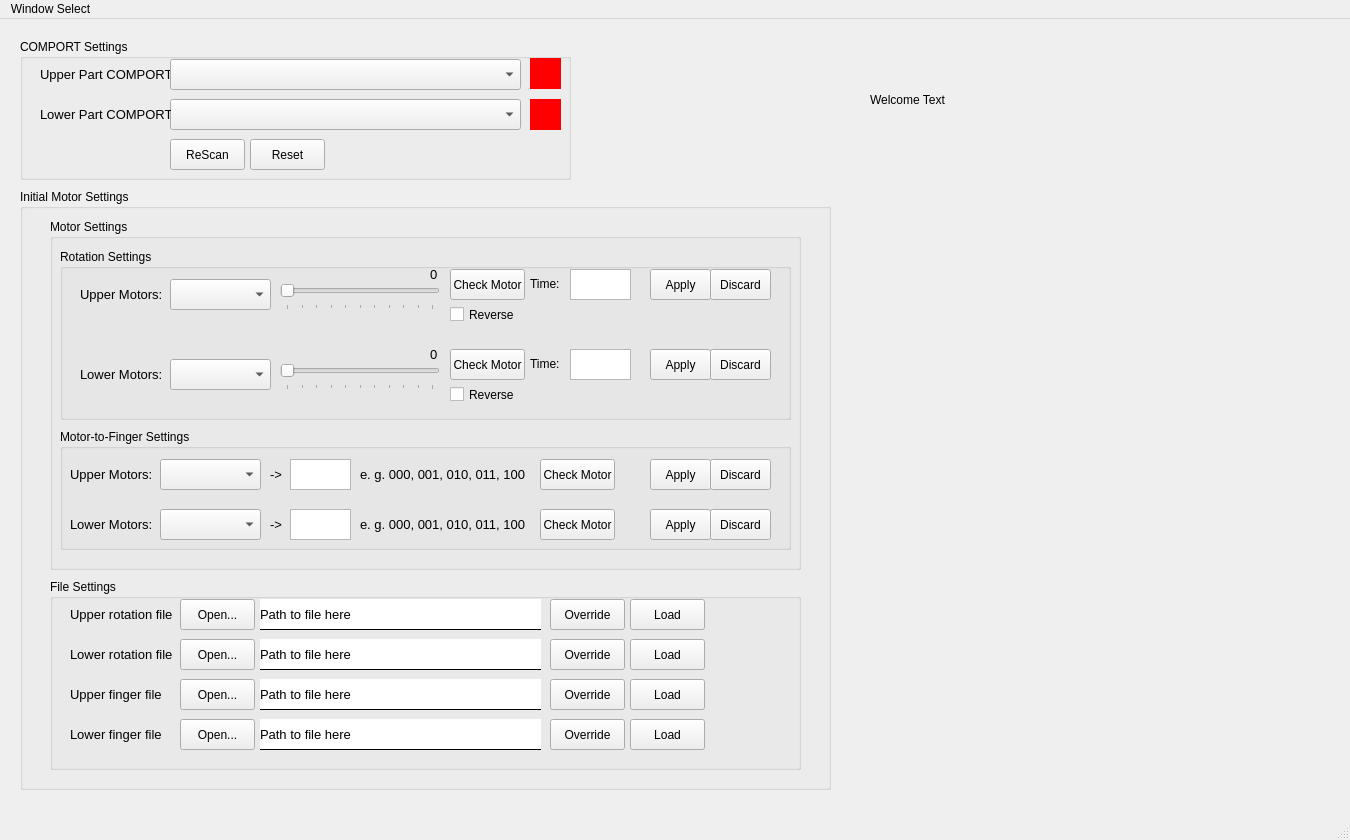
Above: src/PyQT-version/UIs/MainWindow.ui from ValUtukin/CyberMed before the change. Below: the same form after it.
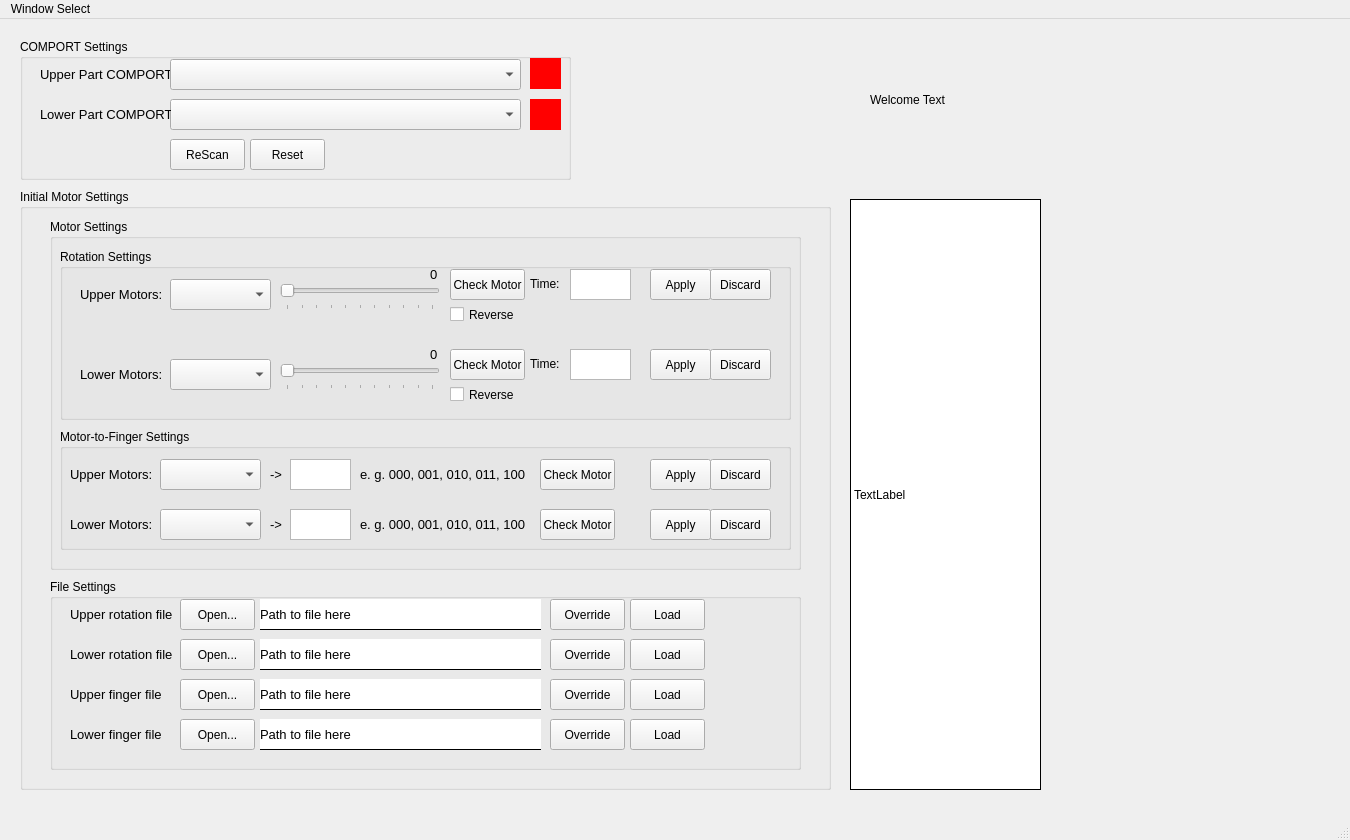
That is the form after the change.

Commit message: Add MainWindow settings text and CS fix

```diff
--- a/src/PyQT-version/UIs/MainWindow.ui
+++ b/src/PyQT-version/UIs/MainWindow.ui
@@ -959,6 +959,23 @@
        </widget>
       </widget>
      </widget>
+     <widget class="QLabel" name="settings_from_file_label">
+      <property name="geometry">
+       <rect>
+        <x>840</x>
+        <y>170</y>
+        <width>191</width>
+        <height>591</height>
+       </rect>
+      </property>
+      <property name="styleSheet">
+       <string notr="true">border-style: solid;border-color: rgb(0, 0, 0);border-width: 1px;
+background-color: white; text-align: justify; text-justify: inter-word;</string>
+      </property>
+      <property name="text">
+       <string>TextLabel</string>
+      </property>
+     </widget>
     </widget>
     <widget class="QWidget" name="page_2"/>
    </widget>
```
The commit also changes 1 other file.
